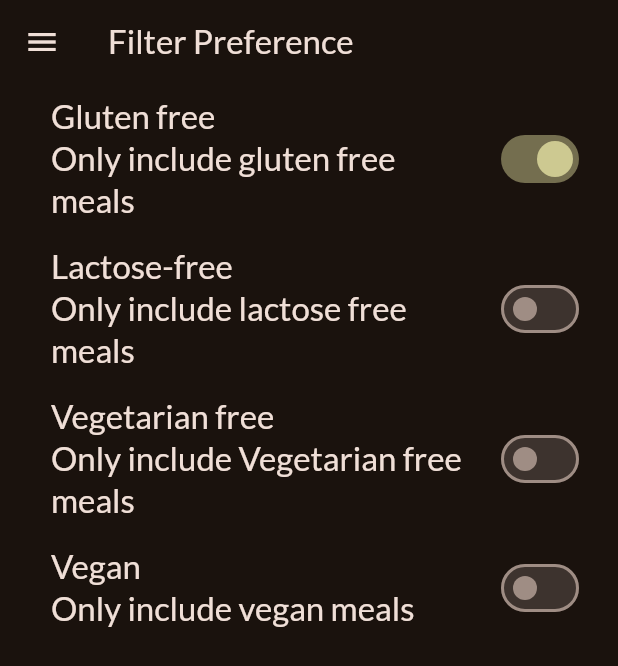
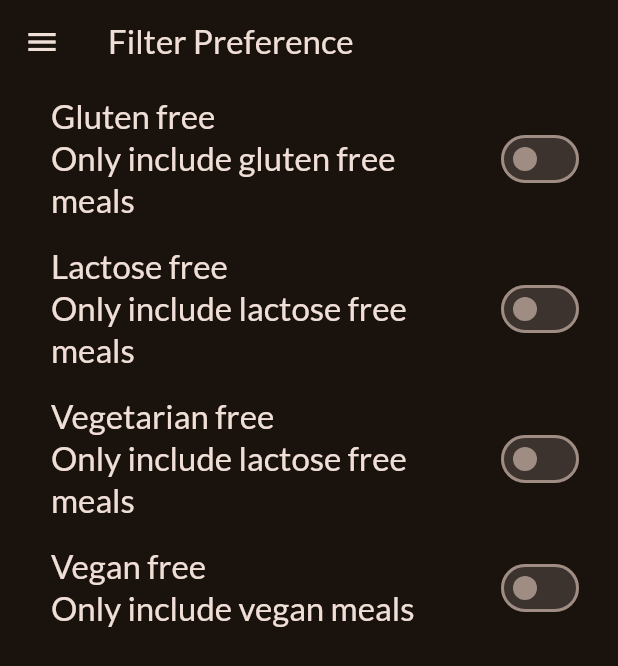
Before and after one commit to Ayomikuolatunji/meal-app, a Flutter app: the FilterScreens screen opened directly, after a tap on "Gluten free", on a phone screen of 412 x 824 dp. Shown: the top 666 px of the screen. Run offline on Flutter 3.47's test engine with Material 3 defaults, Android fonts, the phone set to English and light mode, and no system bars; our stand-ins replace google_fonts, transparent_image.

Commit message:
What: Enums

```diff
--- a/lib/main.dart
+++ b/lib/main.dart
@@ -1,6 +1,7 @@
 import 'package:flutter/material.dart';
 import 'package:google_fonts/google_fonts.dart';
 import 'package:net_ninja_course/providers/favorites_management.dart';
+import 'package:net_ninja_course/providers/filter_management.dart';
 import 'package:net_ninja_course/screens/tab_screen.dart';
 import 'package:provider/provider.dart';
 
@@ -24,8 +25,10 @@ class App extends StatelessWidget {
     return MultiProvider(
         providers: [
           ChangeNotifierProvider<FavoriteMealsManagement>(
-            create: (context) => FavoriteMealsManagement(),
-          )
+            create: (ctx) => FavoriteMealsManagement(),
+          ),
+          ChangeNotifierProvider<FilterManagement>(
+              create: (ctx) => FilterManagement())
         ],
         child: MaterialApp(
           theme: theme,
--- /dev/null
+++ b/lib/models/filter.dart
@@ -0,0 +1,8 @@
+class FilterModel {
+   FilterModel(
+      {required this.value, required this.subTitle, required this.title});
+
+  final bool value;
+  final String title;
+  final String subTitle;
+}
--- /dev/null
+++ b/lib/providers/filter_management.dart
@@ -0,0 +1,47 @@
+import 'package:flutter/material.dart';
+import 'package:net_ninja_course/models/filter.dart';
+
+class FilterManagement extends ChangeNotifier {
+  bool isGlutenFreeSet = true;
+  bool isLactoseFreeSet = false;
+  bool isVegetarianFreeSet = false;
+  bool isVegan = false;
+
+  List<FilterModel> filters = [
+    FilterModel(
+        subTitle: "Only include gluten free meals",
+        title: "Gluten free",
+        value: false),
+    FilterModel(
+        subTitle: "Only include lactose free meals",
+        title: "Lactose free",
+        value: false),
+    FilterModel(
+        subTitle: "Only include lactose free meals",
+        title: "Vegetarian free",
+        value: false),
+    FilterModel(
+        subTitle: "Only include vegan meals", title: "Vegan free", value: false)
+  ];
+
+  void toggleFilter(String filterName) {
+    switch (filterName) {
+      case "Gluten free":
+      print(isGlutenFreeSet);
+        isGlutenFreeSet = !isGlutenFreeSet;
+        break;
+      case "Lactose free":
+        isLactoseFreeSet = !isLactoseFreeSet;
+        break;
+      case "Vegetarian free":
+        isVegetarianFreeSet = !isVegetarianFreeSet;
+        break;
+      case "Vegan free":
+        isVegan = !isVegan;
+        break;
+      default:
+        break;
+    }
+    notifyListeners();
+  }
+}
--- a/lib/screens/filters_screen.dart
+++ b/lib/screens/filters_screen.dart
@@ -1,6 +1,11 @@
 import 'package:flutter/material.dart';
+import 'package:net_ninja_course/providers/filter_management.dart';
 import 'package:net_ninja_course/screens/tab_screen.dart';
 import 'package:net_ninja_course/widgets/main_drawer.dart';
+import "package:net_ninja_course/widgets/filter_widget.dart";
+import 'package:provider/provider.dart';
+
+enum Filter { glutenFree, lactose, vegetarian, vegan }
 
 class FilterScreens extends StatefulWidget {
   const FilterScreens({super.key});
@@ -12,10 +17,6 @@ class FilterScreens extends StatefulWidget {
 }
 
 class _FilterScreensState extends State<FilterScreens> {
-  bool isGlutenFreeSet = false;
-  bool isLactoseFreeSet = false;
-  bool isVegetarianFreeSet = false;
-  bool isVegan = false;
   void onSetScreen(Identifier identifier) {
     Navigator.of(context).pop();
     Navigator.pushReplacement(
@@ -27,6 +28,8 @@ class _FilterScreensState extends State<FilterScreens> {
 
   @override
   Widget build(BuildContext context) {
+    return Builder(builder: (BuildContext context) {
+      return Consumer<FilterManagement>(builder: (context, state, child) {
         return Scaffold(
           appBar: AppBar(
             title: const Text("Filter Preference"),
@@ -34,90 +37,49 @@ class _FilterScreensState extends State<FilterScreens> {
           drawer: MainDrawer(
             onSelectScreen: onSetScreen,
           ),
-      body: Column(
+          body: PopScope(
+            onPopInvoked: (didPop) => {Navigator.of(context).pop({})},
+            child: Column(
               children: [
-          SwitchListTile(
-            value: isGlutenFreeSet,
-            onChanged: (value) {
-              setState(() {
-                isGlutenFreeSet = value;
-              });
+                for (final filter in state.filters)
+                  FilterWidget(
+                    value: filter.title == "Gluten free"
+                        ? state.isGlutenFreeSet
+                        : filter.title == "Lactose free"
+                            ? state.isLactoseFreeSet
+                            : filter.title == "Vegetarian free"
+                                ? state.isVegetarianFreeSet
+                                : state.isVegan,
+                    title: filter.title,
+                    subTitle: filter.subTitle,
+                    onChange: (value) {
+                      switch (filter.title) {
+                        case "Gluten free":
+                          Provider.of<FilterManagement>(context, listen: false)
+                              .toggleFilter('Gluten free');
+                          break;
+                        case "Lactose free":
+                          Provider.of<FilterManagement>(context, listen: false)
+                              .toggleFilter('Lactose free');
+                          break;
+                        case "Vegetarian free":
+                          Provider.of<FilterManagement>(context, listen: false)
+                              .toggleFilter('Vegetarian free');
+                          break;
+                        case "Vegan free":
+                          Provider.of<FilterManagement>(context, listen: false)
+                              .toggleFilter('Vegan free');
+                          break;
+                        default:
+                          break;
+                      }
                     },
-            title: Text(
-              "Gluten free",
-              style: Theme.of(context)
-                  .textTheme
-                  .titleLarge!
-                  .copyWith(color: Theme.of(context).colorScheme.onBackground),
                   ),
-            subtitle: Text("Only include gluten free meals",
-                style: Theme.of(context).textTheme.titleLarge!.copyWith(
-                    color: Theme.of(context).colorScheme.onBackground)),
-            activeColor: Theme.of(context).colorScheme.tertiary,
-            contentPadding: const EdgeInsets.only(left: 34, right: 22),
-          ),
-          SwitchListTile(
-            value: isLactoseFreeSet,
-            onChanged: (value) {
-              setState(() {
-                isLactoseFreeSet = value;
-              });
-            },
-            title: Text(
-              "Lactose-free",
-              style: Theme.of(context)
-                  .textTheme
-                  .titleLarge!
-                  .copyWith(color: Theme.of(context).colorScheme.onBackground),
-            ),
-            subtitle: Text("Only include lactose free meals",
-                style: Theme.of(context).textTheme.titleLarge!.copyWith(
-                    color: Theme.of(context).colorScheme.onBackground)),
-            activeColor: Theme.of(context).colorScheme.tertiary,
-            contentPadding: const EdgeInsets.only(left: 34, right: 22),
-          ),
-          SwitchListTile(
-            value: isVegetarianFreeSet,
-            onChanged: (value) {
-              setState(() {
-                isVegetarianFreeSet = value;
-              });
-            },
-            title: Text(
-              "Vegetarian free",
-              style: Theme.of(context)
-                  .textTheme
-                  .titleLarge!
-                  .copyWith(color: Theme.of(context).colorScheme.onBackground),
-            ),
-            subtitle: Text("Only include Vegetarian free meals",
-                style: Theme.of(context).textTheme.titleLarge!.copyWith(
-                    color: Theme.of(context).colorScheme.onBackground)),
-            activeColor: Theme.of(context).colorScheme.tertiary,
-            contentPadding: const EdgeInsets.only(left: 34, right: 22),
-          ),
-          SwitchListTile(
-            value: isVegan,
-            onChanged: (value) {
-              setState(() {
-                isVegan = value;
-              });
-            },
-            title: Text(
-              "Vegan",
-              style: Theme.of(context)
-                  .textTheme
-                  .titleLarge!
-                  .copyWith(color: Theme.of(context).colorScheme.onBackground),
-            ),
-            subtitle: Text("Only include vegan meals",
-                style: Theme.of(context).textTheme.titleLarge!.copyWith(
-                    color: Theme.of(context).colorScheme.onBackground)),
-            activeColor: Theme.of(context).colorScheme.tertiary,
-            contentPadding: const EdgeInsets.only(left: 34, right: 22),
-          )
               ],
             ),
+          ),
         );
+      });
+    });
   }
 }
--- /dev/null
+++ b/lib/widgets/filter_widget.dart
@@ -0,0 +1,38 @@
+import 'package:flutter/material.dart';
+
+class FilterWidget extends StatelessWidget {
+  const FilterWidget(
+      {super.key,
+      required this.value,
+      required this.onChange,
+      required this.title,
+      required this.subTitle});
+  final bool value;
+  final String title;
+  final String subTitle;
+  final Function(bool value) onChange;
+
+  @override
+  Widget build(BuildContext context) {
+    return SwitchListTile(
+      value: value,
+      onChanged: (value) {
+        onChange(value);
+      },
+      title: Text(
+        title,
+        style: Theme.of(context)
+            .textTheme
+            .titleLarge!
+            .copyWith(color: Theme.of(context).colorScheme.onBackground),
+      ),
+      subtitle: Text(subTitle,
+          style: Theme.of(context)
+              .textTheme
+              .titleLarge!
+              .copyWith(color: Theme.of(context).colorScheme.onBackground)),
+      activeColor: Theme.of(context).colorScheme.tertiary,
+      contentPadding: const EdgeInsets.only(left: 34, right: 22),
+    );
+  }
+}
```
Lines whose indentation alone changed are shown as unchanged.
